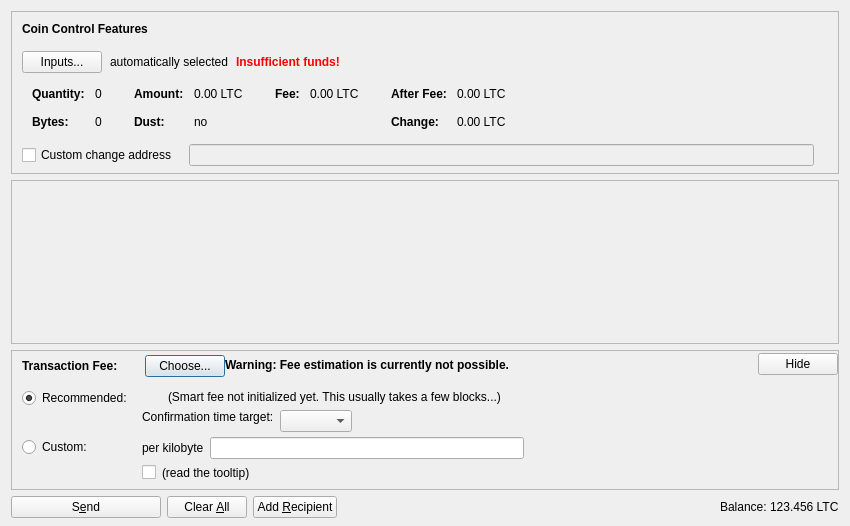
First picture: the form in src/qt/forms/sendcoinsdialog.ui, repository odeonus/beyondcoin-BYND, before the edit.
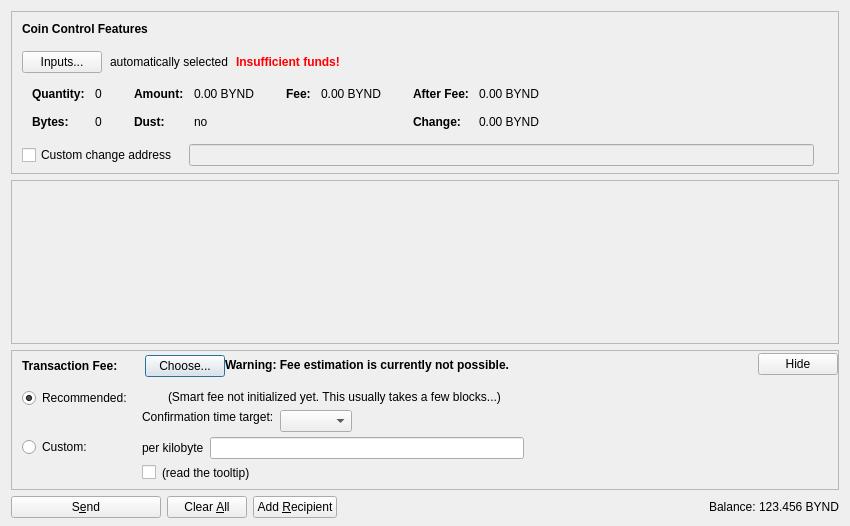
Second picture: the form after the edit. Icons and pictures are not drawn. Custom widgets are drawn as their Qt base class.

Commit message: ltc -> bynd

Diff of the .ui file:
```diff
--- a/src/qt/forms/sendcoinsdialog.ui
+++ b/src/qt/forms/sendcoinsdialog.ui
@@ -324,7 +324,7 @@
                   <enum>Qt::ActionsContextMenu</enum>
                  </property>
                  <property name="text">
-                  <string notr="true">0.00 LTC</string>
+                  <string notr="true">0.00 BYND</string>
                  </property>
                  <property name="textInteractionFlags">
                   <set>Qt::LinksAccessibleByMouse|Qt::TextSelectableByKeyboard|Qt::TextSelectableByMouse</set>
@@ -404,7 +404,7 @@
                   <enum>Qt::ActionsContextMenu</enum>
                  </property>
                  <property name="text">
-                  <string notr="true">0.00 LTC</string>
+                  <string notr="true">0.00 BYND</string>
                  </property>
                  <property name="textInteractionFlags">
                   <set>Qt::LinksAccessibleByMouse|Qt::TextSelectableByKeyboard|Qt::TextSelectableByMouse</set>
@@ -455,7 +455,7 @@
                   <enum>Qt::ActionsContextMenu</enum>
                  </property>
                  <property name="text">
-                  <string notr="true">0.00 LTC</string>
+                  <string notr="true">0.00 BYND</string>
                  </property>
                  <property name="textInteractionFlags">
                   <set>Qt::LinksAccessibleByMouse|Qt::TextSelectableByKeyboard|Qt::TextSelectableByMouse</set>
@@ -484,7 +484,7 @@
                   <enum>Qt::ActionsContextMenu</enum>
                  </property>
                  <property name="text">
-                  <string notr="true">0.00 LTC</string>
+                  <string notr="true">0.00 BYND</string>
                  </property>
                  <property name="textInteractionFlags">
                   <set>Qt::LinksAccessibleByMouse|Qt::TextSelectableByKeyboard|Qt::TextSelectableByMouse</set>
@@ -1237,7 +1237,7 @@
           <cursorShape>IBeamCursor</cursorShape>
          </property>
          <property name="text">
-          <string notr="true">123.456 LTC</string>
+          <string notr="true">123.456 BYND</string>
          </property>
          <property name="textInteractionFlags">
           <set>Qt::LinksAccessibleByMouse|Qt::TextSelectableByKeyboard|Qt::TextSelectableByMouse</set>
```
The commit also changes 21 other files.
